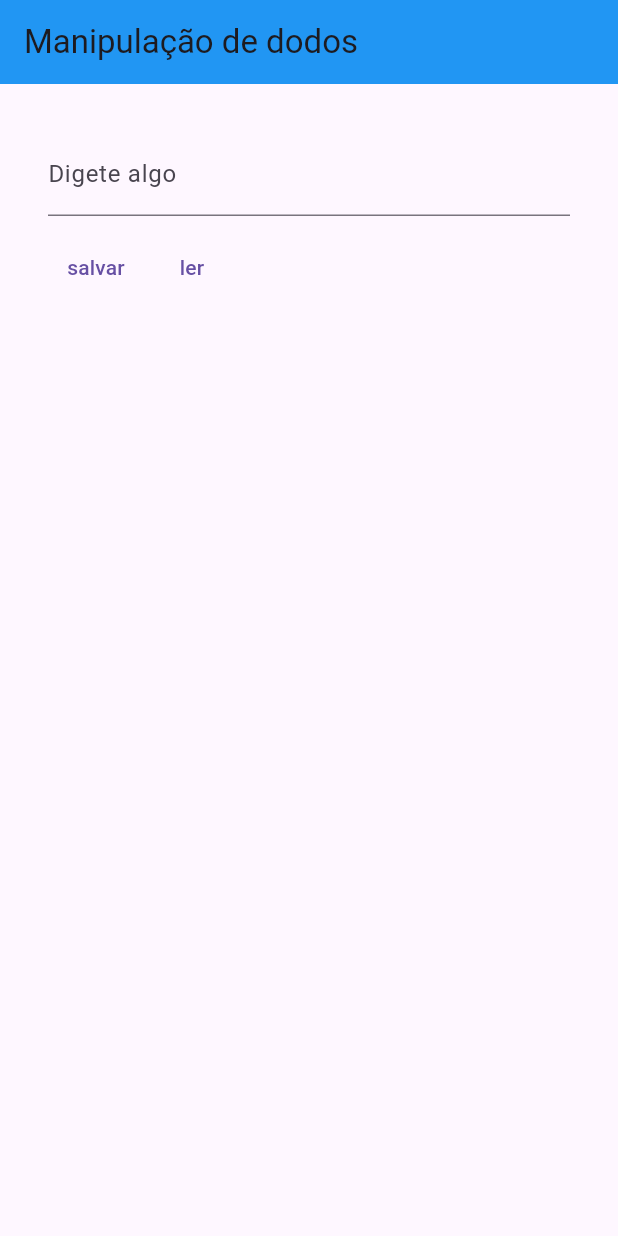
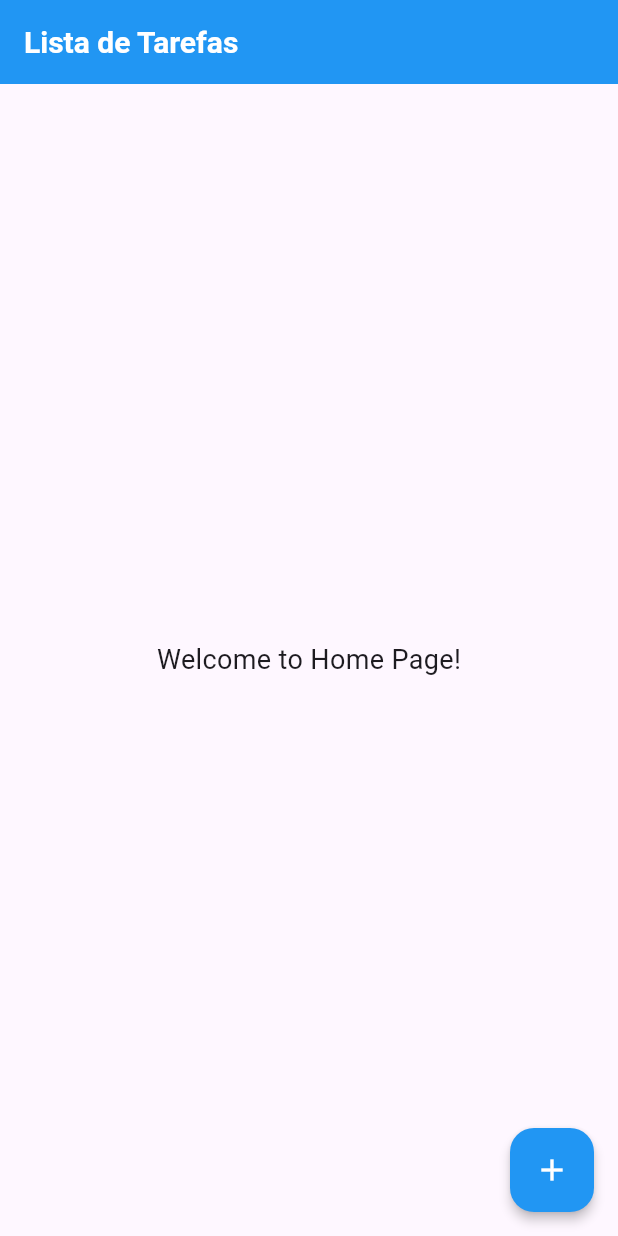
Before and after one commit to seniamara/lista-de-tarefas, a Flutter app: the screen it shows after launch, on a phone screen of 412 x 824 dp. Run offline on Flutter 3.47's test engine with Material 3 defaults, Android fonts, the phone set to English and light mode, and no system bars.

Commit message:
Refactor home page layout and update app title

```diff
--- a/lib/home.dart
+++ b/lib/home.dart
@@ -11,37 +11,34 @@ class _HomeState extends State<Home> {
   @override
   Widget build(BuildContext context) {
     return Scaffold(
-        appBar: AppBar(
-          title: Text("Manipulação de dodos"),
-          backgroundColor: Colors.blue,
+      appBar: AppBar(
+        backgroundColor: Colors.blue,
+        title: const Text('Lista de Tarefas',
+        style: TextStyle(
+          fontSize: 20,
+          fontWeight: FontWeight.bold,
+          color: Colors.white,
+
+        ),),
+      ),
+      body: Center(
+        child: const Text(
+          'Welcome to Home Page!',
+          style: TextStyle(fontSize: 18),
         ),
-        body: Container(
-          padding: EdgeInsets.all(32),
-          child: Column(
-            children: <Widget>[
-              TextField(
-                decoration: InputDecoration(labelText: "Digete algo"),
-              ),
-              SizedBox(
-                height: 10.0,
-              ),
-              Row(
-                children: [
-                  TextButton(
-                    onPressed: () {},
-                    child: Text("salvar"),
-                  ),
-                  TextButton(
-                    onPressed: () {},
-                    child: Text(
-                      "ler",
-                      selectionColor: Colors.blueGrey,
-                    ),
-                  ),
-                ],
-              )
-            ],
-          ),
-        ));
+      ),
+      floatingActionButtonLocation: FloatingActionButtonLocation.endFloat,
+      floatingActionButton: FloatingActionButton(
+       // radius: 30,
+  //shape: CircularNotchedRectangle(),
+        backgroundColor: Colors.blue,
+        elevation: 3,
+        foregroundColor: Colors.white,
+        onPressed: () {
+          // Add your action here
+        },
+        child: const Icon(Icons.add),
+      ),
+    );
   }
 }
--- a/lib/main.dart
+++ b/lib/main.dart
@@ -17,6 +17,7 @@ class MyApp extends StatelessWidget {
         useMaterial3: true,
       ),
      home: Home(),
+
     );
   }
 }
```
